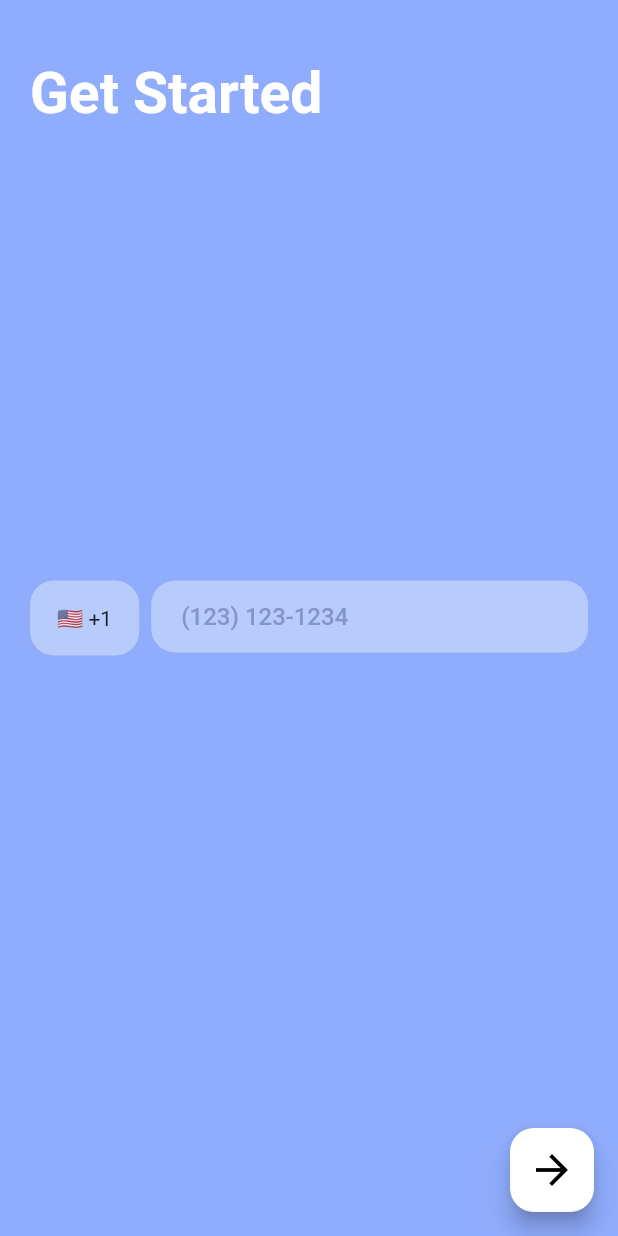
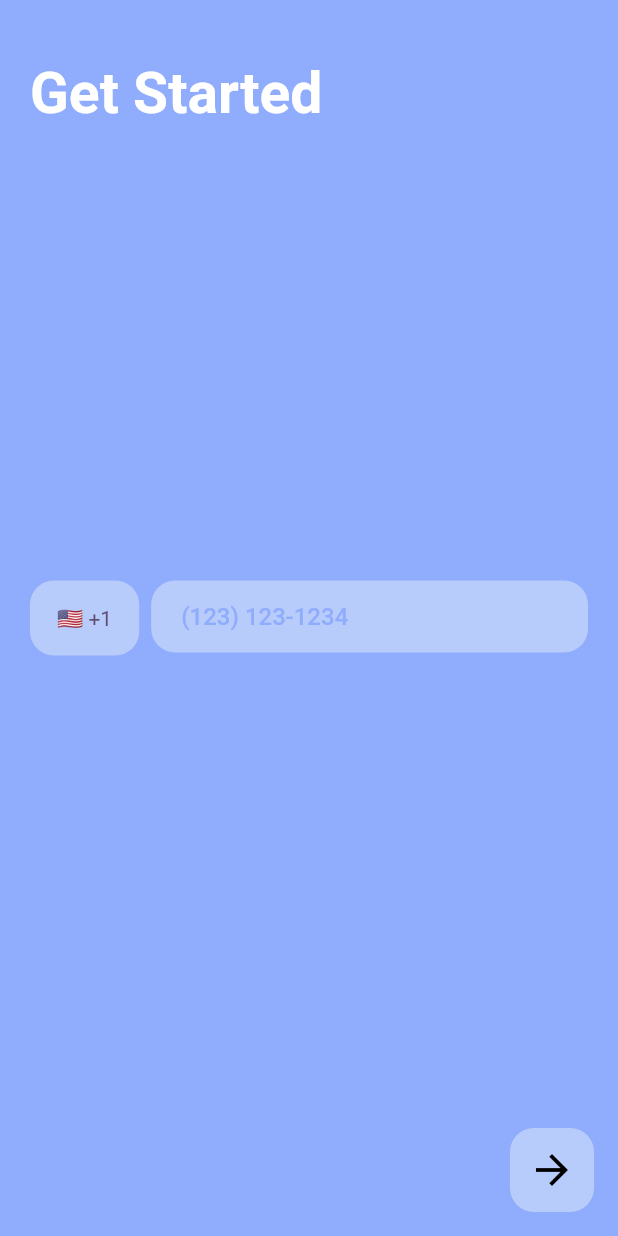
Before and after one commit to technicsx/FlutterTestTaskTBR, a Flutter app: the screen it shows after launch, on a phone screen of 412 x 824 dp. Run offline on Flutter 3.47's test engine with Material 2 defaults, Android fonts, the phone set to English and light mode, and no system bars; drawn by our look-alikes of modal_bottom_sheet; our stand-ins replace animated_splash_screen, geolocator.

Commit message:
Some theme polishing

```diff
--- /dev/null
+++ b/lib/providers/button_activation.dart
@@ -0,0 +1,12 @@
+import 'package:flutter/cupertino.dart';
+
+class ButtonActivation with ChangeNotifier {
+  bool _isActivated = false;
+
+  bool get isActivated => _isActivated;
+
+  void toggleButton(bool shouldActivate) {
+    _isActivated = shouldActivate;
+    notifyListeners();
+  }
+}
--- a/lib/theme/constants.dart
+++ b/lib/theme/constants.dart
@@ -2,7 +2,7 @@ import 'dart:ui';
 
 const primaryColor = Color(0xFF90ACFC);
 const secondaryColor = Color(0xFFB8CCFC);
-const boldFontColor = Color(0xFFB8CCFC);
+const accentFontColor = Color(0xFF604C74);
 const inputsHeight = 50.0;
 const headingsFontSize = 38.0;
 const horizontalPadding = 20.0;
--- a/lib/views/main_view.dart
+++ b/lib/views/main_view.dart
@@ -1,6 +1,7 @@
 import 'package:flutter/material.dart';
 import 'package:modal_bottom_sheet/modal_bottom_sheet.dart';
 import 'package:provider/provider.dart';
+import 'package:test_task_tbr/providers/button_activation.dart';
 import 'package:test_task_tbr/providers/selected_country.dart';
 import 'package:test_task_tbr/views/sheet_view.dart';
 import 'package:test_task_tbr/views/widgets/phone_number_field.dart';
@@ -18,29 +19,35 @@ class MainView extends StatefulWidget {
 class _MainViewState extends State<MainView> {
   @override
   Widget build(BuildContext context) {
-    final selectedCountry =
-        context.watch<SelectedCountry>().country;
+    final selectedCountry = context.watch<SelectedCountry>().country;
+    return ChangeNotifierProvider<ButtonActivation>(
+      create: (_) => ButtonActivation(),
+      child: Consumer<ButtonActivation>(
+        builder: (context, buttonActivation, _) {
           return CupertinoScaffold(
             body: Builder(
               builder: (context) => Scaffold(
                 backgroundColor: primaryColor,
                 floatingActionButton: FloatingActionButton(
+                  disabledElevation: 0,
                   shape: RoundedRectangleBorder(
                       borderRadius: BorderRadius.circular(borderRadius)),
-            backgroundColor: Colors.white,
+                  backgroundColor: buttonActivation.isActivated
+                      ? Colors.white
+                      : secondaryColor,
                   child: const Icon(
                     Icons.arrow_forward,
                     size: 32,
                     color: Colors.black,
                   ),
-            onPressed: () => {},
+                  onPressed: buttonActivation.isActivated ? () => {} : null,
                 ),
                 body: Container(
                   color: primaryColor,
                   child: SafeArea(
                     child: Padding(
-                padding:
-                    const EdgeInsets.symmetric(horizontal: horizontalPadding),
+                      padding: const EdgeInsets.symmetric(
+                          horizontal: horizontalPadding),
                       child: Column(
                         crossAxisAlignment: CrossAxisAlignment.start,
                         mainAxisSize: MainAxisSize.max,
@@ -65,10 +72,11 @@ class _MainViewState extends State<MainView> {
                               children: [
                                 Expanded(
                                     child: GestureDetector(
-                            onTap: () =>
-                                CupertinoScaffold.showCupertinoModalBottomSheet(
+                                  onTap: () => CupertinoScaffold
+                                      .showCupertinoModalBottomSheet(
                                           context: context,
-                                    builder: (context) => const SheetView()),
+                                          builder: (context) =>
+                                              const SheetView()),
                                   child: Container(
                                     height: inputsHeight,
                                     decoration: BoxDecoration(
@@ -78,7 +86,11 @@ class _MainViewState extends State<MainView> {
                                     ),
                                     child: Center(
                                       child: Text(
-                                    "${selectedCountry.flag} ${selectedCountry.phoneCode}"),
+                                        "${selectedCountry.flag} ${selectedCountry.phoneCode}",
+                                        style: const TextStyle(
+                                          color: accentFontColor,
+                                        ),
+                                      ),
                                     ),
                                   ),
                                 )),
@@ -103,5 +115,8 @@ class _MainViewState extends State<MainView> {
               ),
             ),
           );
+        },
+      ),
+    );
   }
 }
--- a/lib/views/sheet_view.dart
+++ b/lib/views/sheet_view.dart
@@ -1,6 +1,5 @@
 import 'package:flutter/material.dart';
 import 'package:provider/provider.dart';
-import 'package:test_task_tbr/models/country.dart';
 import 'package:test_task_tbr/providers/all_countries_info.dart';
 import 'package:test_task_tbr/views/widgets/country_tile.dart';
 import '../theme/constants.dart';
@@ -68,6 +67,7 @@ class _SheetViewState extends State<SheetView> {
                     child: SizedBox(
                       height: inputsHeight,
                       child: TextField(
+
                         onChanged: (val) => context
                             .read<AllCountriesInfo>()
                             .searchCountries(val),
--- a/lib/views/widgets/country_tile.dart
+++ b/lib/views/widgets/country_tile.dart
@@ -3,6 +3,7 @@ import 'package:flutter/material.dart';
 import 'package:provider/provider.dart';
 import 'package:test_task_tbr/models/country.dart';
 import 'package:test_task_tbr/providers/selected_country.dart';
+import 'package:test_task_tbr/theme/constants.dart';
 
 class CountryTile extends StatelessWidget {
   final Country country;
@@ -25,7 +26,7 @@ class CountryTile extends StatelessWidget {
             children: [
               TextSpan(
                 text: "${country.phoneCode}  ",
-                style: const TextStyle(color: Colors.purple, fontSize: 16),
+                style: const TextStyle(color: accentFontColor, fontSize: 16),
               ),
               TextSpan(
                   text: country.name,
--- a/lib/views/widgets/phone_number_field.dart
+++ b/lib/views/widgets/phone_number_field.dart
@@ -1,5 +1,7 @@
 import 'package:flutter/material.dart';
 import 'package:flutter/services.dart';
+import 'package:provider/provider.dart';
+import 'package:test_task_tbr/providers/button_activation.dart';
 import 'package:test_task_tbr/utils/phone_number_formatter.dart';
 import '../../theme/constants.dart';
 
@@ -15,15 +17,21 @@ class _PhoneNumberFieldState extends State<PhoneNumberField> {
   Widget build(BuildContext context) {
     return SizedBox(
       height: inputsHeight,
-      child: TextFormField(
-        keyboardType: TextInputType.number,
+      child: TextField(
+        style: const TextStyle(
+          color: accentFontColor,
+        ),
+        onChanged: (val) {
+          bool shouldActivate = val.length >= 14 ? true : false;
+          if (shouldActivate != context.read<ButtonActivation>().isActivated) {
+            context.read<ButtonActivation>().toggleButton(shouldActivate);
+          }
+        },
+        keyboardType: TextInputType.phone,
         inputFormatters: [
           FilteringTextInputFormatter.allow(RegExp("[0-9\\-\\(\\) ]")),
-          // LengthLimitingTextInputFormatter(14),
           PhoneNumberFormatter()
         ],
-        validator: (val)  {
-        },
         decoration: InputDecoration(
           contentPadding: const EdgeInsets.only(left: horizontalPadding),
           filled: true,
@@ -34,7 +42,7 @@ class _PhoneNumberFieldState extends State<PhoneNumberField> {
             borderSide: const BorderSide(style: BorderStyle.none, width: 0),
           ),
           hintStyle: const TextStyle(
-              color: Color(0xFF8693c7), fontWeight: FontWeight.w500),
+              color: primaryColor, fontWeight: FontWeight.w500),
         ),
       ),
     );
```
Lines whose indentation alone changed are shown as unchanged.
